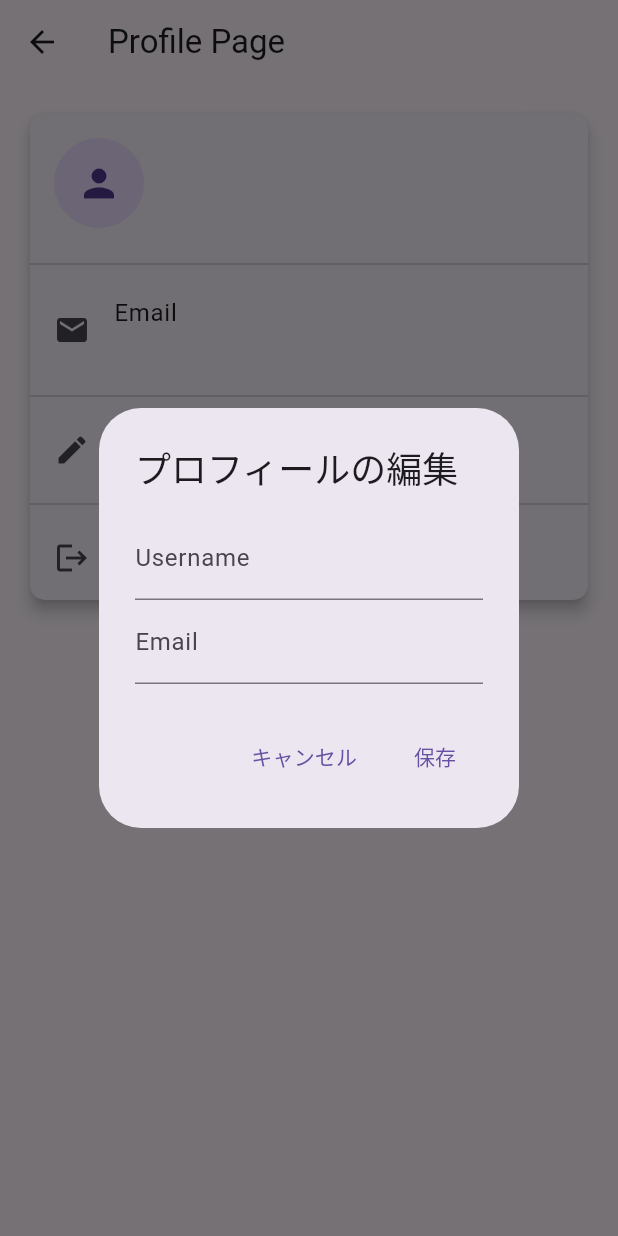
After one commit to akiii2024/kakomon_kanri, a Flutter app: the ProfilePage screen opened directly, after a tap on "プロフィールの編集", on a phone screen of 412 x 824 dp. The commit adds this screen. Run offline on Flutter 3.47's test engine with Material 3 defaults, Android fonts, the phone set to English and light mode, and no system bars; our stand-ins replace cloud_firestore, firebase_auth, firebase_core, hive_flutter, image_picker; accounts and stored records are empty.

Commit message:
profile画面と編集機能の追加

```diff
--- a/lib/pages/home_page.dart
+++ b/lib/pages/home_page.dart
@@ -12,6 +12,7 @@ import 'detail_page.dart';
 import 'my_library_page.dart';
 //import '../data/user_id.dart';
 import 'login_page.dart';
+import 'profile_page.dart';
 
 const boxName = "aBox";
 
@@ -193,33 +194,36 @@ class _MyHomePageState extends State<MyHomePage> {
                   MaterialPageRoute(builder: (context) => LoginPage()),
                 );
               } else {
-                showDialog(
-                  context: context,
-                  builder: (_) => AlertDialog(
-                    title: Text("確認"),
-                    content: Text("ログアウトしますか？"),
-                    actions: [
-                      TextButton(
-                        child: Text("いいえ"),
-                        onPressed: () => Navigator.of(context).pop(),
-                      ),
-                      TextButton(
-                        child: Text("はい"),
-                        onPressed: () {
-                          FirebaseAuth.instance.signOut();
-                          setState((){
-                          emailAddress = '';
-                          username = '';
-                          });
-                          Navigator.of(context).pushAndRemoveUntil  (
-                            MaterialPageRoute(builder: (context) => MyHomePage()),
-                            (Route<dynamic> route) => false
-                          );
-                        },
-                      ),
-                    ],
-                  ),
+                Navigator.of(context).push(
+                  MaterialPageRoute(builder: (context) => ProfilePage()),
                 );
+                //showDialog(
+                  //context: context,
+                  //builder: (_) => AlertDialog(
+                  //title: Text("確認"),
+                  //content: Text("ログアウトしますか？"),
+                  //actions: [
+                  //TextButton(
+                  //child: Text("いいえ"),
+                  //onPressed: () => Navigator.of(context).pop(),
+                  //),
+                  //TextButton(
+                  //child: Text("はい"),
+                        //onPressed: () {
+                          //FirebaseAuth.instance.signOut();
+                          //setState((){
+                          //emailAddress = '';
+                          //username = '';
+                          //});
+                          //Navigator.of(context).pushAndRemoveUntil  (
+                            //MaterialPageRoute(builder: (context) => MyHomePage()),
+                            //(Route<dynamic> route) => false
+                          //);
+                        //},
+                  //),
+                  //],
+                  //),
+                //);
               }
               },
               child: Icon(Icons.person),
--- /dev/null
+++ b/lib/pages/profile_page.dart
@@ -0,0 +1,202 @@
+import 'package:flutter/material.dart';
+import 'package:cloud_firestore/cloud_firestore.dart';
+import 'package:firebase_auth/firebase_auth.dart';
+import 'home_page.dart';
+
+class ProfilePage extends StatefulWidget {
+  @override
+  _ProfilePageState createState() => _ProfilePageState();
+}
+
+class _ProfilePageState extends State<ProfilePage> {
+  Future<Map<String, String>> _loadProfile() async {
+    User? user = FirebaseAuth.instance.currentUser;
+    if (user != null) {
+      QuerySnapshot userProfileSnapshot = await FirebaseFirestore.instance
+          .collection('users')
+          .where('email', isEqualTo: user.email)
+          .limit(1)
+          .get();
+
+      if (userProfileSnapshot.docs.isNotEmpty) {
+        var userProfile = userProfileSnapshot.docs.first.data() as Map<String, dynamic>;
+        return {
+          'email': userProfile['email'],
+          'username': userProfile['username'],
+        };
+      }
+    }
+    return {};
+  }
+
+  @override
+  Widget build(BuildContext context) {
+    return Scaffold(
+      appBar: AppBar(
+        title: Text('Profile Page'),
+      ),
+      body: FutureBuilder<Map<String, String>>(
+        future: _loadProfile(),
+        builder: (context, snapshot) {
+          if (snapshot.connectionState == ConnectionState.waiting) {
+            return Center(child: CircularProgressIndicator());
+          } else if (snapshot.hasError) {
+            return Center(child: Text('エラーが発生しました'));
+          } else if (!snapshot.hasData || snapshot.data!.isEmpty) {
+            return Center(child: Text('プロファイルが見つかりません'));
+          } else {
+            var profileData = snapshot.data!;
+            return Padding(
+              padding: const EdgeInsets.all(16.0),
+              child: Card(
+                elevation: 4.0,
+                shape: RoundedRectangleBorder(
+                  borderRadius: BorderRadius.circular(10.0),
+                ),
+                child: Column(
+                  mainAxisSize: MainAxisSize.min,
+                  children: [
+                    Row(
+                      children: [
+                        Padding(
+                          padding: const EdgeInsets.all(16.0),
+                          child: CircleAvatar(
+                            radius: 30.0,
+                            child: Icon(Icons.person, size: 30.0),
+                          ),
+                        ),
+                        Column(
+                          crossAxisAlignment: CrossAxisAlignment.start,
+                          children: [
+                            Text(
+                              profileData['username'] ?? '',
+                              style: TextStyle(
+                                fontSize: 20.0,
+                                fontWeight: FontWeight.bold,
+                              ),
+                            ),
+                            Text(profileData['email'] ?? ''),
+                          ],
+                        ),
+                      ],
+                    ),
+                    Divider(),
+                    ListTile(
+                      leading: Icon(Icons.email),
+                      title: Text('Email'),
+                      subtitle: Text(profileData['email'] ?? ''),
+                    ),
+                    Divider(),
+                    ListTile(
+                      leading: Icon(Icons.edit),
+                      title: Text('プロフィールの編集'),
+                      onTap: () {
+                        showDialog(
+                          context: context,
+                          builder: (context) => ProfileEditDialog(profileData: profileData),
+                        );
+                      },
+                    ),
+                    Divider(),
+                    ListTile(
+                      leading: Icon(Icons.logout),
+                      title: Text('ログアウト'),
+                      onTap: () {
+                        FirebaseAuth.instance.signOut();
+                        Navigator.of(context).pushAndRemoveUntil(
+                          MaterialPageRoute(builder: (context) => MyHomePage()),
+                          (Route<dynamic> route) => false,
+                        );
+                      },
+                    ),
+                  ],
+                ),
+              ),
+            );
+          }
+        },
+      ),
+    );
+  }
+}
+
+class ProfileEditDialog extends StatefulWidget {
+  final Map<String, String> profileData;
+
+  ProfileEditDialog({required this.profileData});
+
+  @override
+  _ProfileEditDialogState createState() => _ProfileEditDialogState();
+}
+
+class _ProfileEditDialogState extends State<ProfileEditDialog> {
+  final _formKey = GlobalKey<FormState>();
+  late TextEditingController _usernameController;
+  late TextEditingController _emailController;
+
+  @override
+  void initState() {
+    super.initState();
+    _usernameController = TextEditingController(text: widget.profileData['username']);
+    _emailController = TextEditingController(text: widget.profileData['email']);
+  }
+
+  @override
+  void dispose() {
+    _usernameController.dispose();
+    _emailController.dispose();
+    super.dispose();
+  }
+
+  @override
+  Widget build(BuildContext context) {
+    return AlertDialog(
+      title: Text('プロフィールの編集'),
+      content: Form(
+        key: _formKey,
+        child: Column(
+          mainAxisSize: MainAxisSize.min,
+          children: [
+            TextFormField(
+              controller: _usernameController,
+              decoration: InputDecoration(labelText: 'Username'),
+              validator: (value) {
+                if (value == null || value.isEmpty) {
+                  return 'ユーザー名を入力してください';
+                }
+                return null;
+              },
+            ),
+            TextFormField(
+              controller: _emailController,
+              decoration: InputDecoration(labelText: 'Email'),
+              validator: (value) {
+                if (value == null || value.isEmpty) {
+                  return 'メールアドレスを入力してください';
+                }
+                return null;
+              },
+            ),
+          ],
+        ),
+      ),
+      actions: [
+        TextButton(
+          onPressed: () {
+            Navigator.of(context).pop();
+          },
+          child: Text('キャンセル'),
+        ),
+        TextButton(
+          onPressed: () {
+            if (_formKey.currentState!.validate()) {
+              // プロファイル情報を更新する処理をここに追加
+              Navigator.of(context).pop();
+            }
+          },
+          child: Text('保存'),
+        ),
+      ],
+    );
+  }
+}
```
